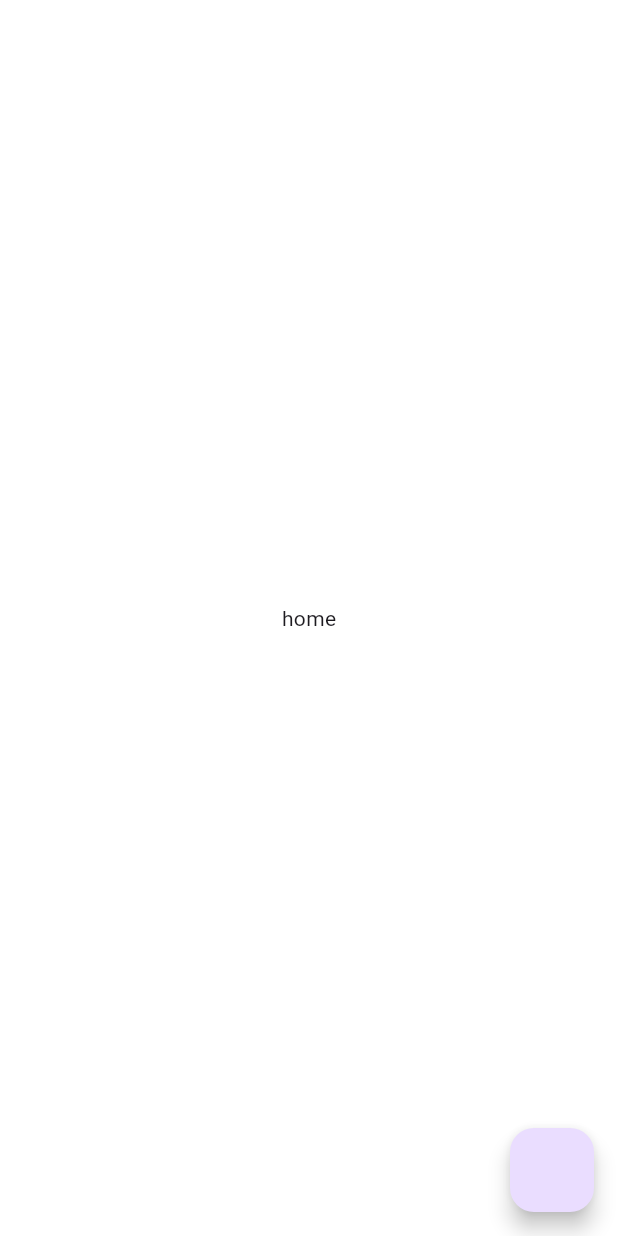
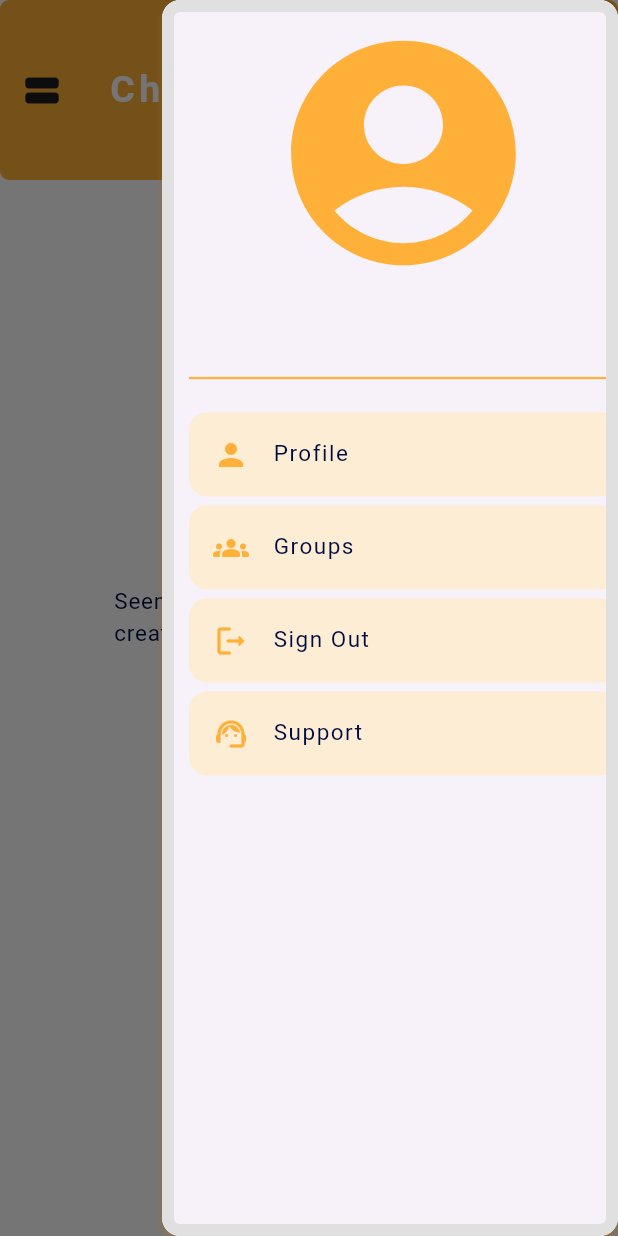
Before and after one commit to pratyushvaibhaw/ChatWise, a Flutter app: the HomePage screen opened by its route, with the side drawer open (before the commit the screen has no drawer), on a phone screen of 412 x 824 dp. Run offline on Flutter 3.47's test engine with Material 3 defaults, Android fonts, the phone set to English and light mode, and no system bars; our stand-ins replace cloud_firestore, firebase_auth, firebase_core, fluttertoast, form_field_validator, google_fonts and 2 more; accounts and stored records are empty.

Commit message:
second_commit | group creation implemented

```diff
--- a/lib/main.dart
+++ b/lib/main.dart
@@ -1,10 +1,12 @@
 import 'package:chatwise/pages/home_page.dart';
 import 'package:chatwise/pages/login_page.dart';
+import 'package:chatwise/pages/profile_page.dart';
 import 'package:chatwise/pages/signup_page.dart';
 import 'package:chatwise/pages/splash_page.dart';
 import 'package:chatwise/providers/auth_provider.dart';
 import 'package:chatwise/providers/color_provider.dart';
 import 'package:chatwise/providers/loading_provider.dart';
+import 'package:chatwise/providers/string_provider.dart';
 import 'package:chatwise/res/colors.dart';
 import 'package:flutter/material.dart';
 import 'package:firebase_core/firebase_core.dart';
@@ -32,18 +34,21 @@ class MyApp extends StatelessWidget {
         ChangeNotifierProvider(create: (_) => AuthProvider()),
         ChangeNotifierProvider(create: (_) => ColorProvider()),
         ChangeNotifierProvider(create: (_) => LoadingProvider()),
+        ChangeNotifierProvider(create: (_) => StringProvider()),
       ],
       child: MaterialApp(
-
         initialRoute: 'splash',
         routes: {
           'home': (context) => const HomePage(),
           'splash': (context) => const SplashPage(),
           'login': (context) => const LoginPage(),
           'signup': (context) => const SignUpPage(),
+          'profile': (context) => const ProfilePage()
         },
         title: 'Flutter Demo',
         theme: ThemeData(
+          highlightColor: oranget2,
+          splashColor: oranget2,
           iconTheme: IconThemeData(color: oranget1),
           scaffoldBackgroundColor: white,
         ),
--- a/lib/pages/home_page.dart
+++ b/lib/pages/home_page.dart
@@ -1,5 +1,18 @@
+import 'package:chatwise/providers/string_provider.dart';
+import 'package:chatwise/res/colors.dart';
+import 'package:chatwise/res/dimensions.dart';
+import 'package:chatwise/res/textstyle.dart';
 import 'package:chatwise/services/auths/auth_service.dart';
+import 'package:chatwise/services/auths/user_session.dart';
+import 'package:chatwise/services/database_service.dart';
+import 'package:chatwise/widgets/create_group_dialog.dart';
+import 'package:chatwise/widgets/noGroupWidget.dart';
+
+import 'package:chatwise/widgets/user_drawer.dart';
+import 'package:firebase_auth/firebase_auth.dart';
+import 'package:firebase_core/firebase_core.dart';
 import 'package:flutter/material.dart';
+import 'package:provider/provider.dart';
 
 class HomePage extends StatefulWidget {
   const HomePage({super.key});
@@ -10,15 +23,137 @@ class HomePage extends StatefulWidget {
 
 class _HomePageState extends State<HomePage> {
   final AuthService _authService = AuthService();
+
+  Stream? groups;
+  void initState() {
+    super.initState();
+    getUserData();
+  }
+
+  getUserData() async {
+    await DataBaseService(uid: FirebaseAuth.instance.currentUser!.uid)
+        .getUserGroup()
+        .then((snapshots) {
+      groups = snapshots;
+    });
+  }
+
   @override
   Widget build(BuildContext context) {
+    setNameEmail();
+
     return Scaffold(
-      body: Center(
-        child: Text('home'),
+      endDrawer: UserDrawer(authService: _authService),
+      appBar: AppBar(
+          shape: RoundedRectangleBorder(
+              borderRadius: BorderRadius.circular(twelve * .5)),
+          actions: [
+            IconButton(
+                onPressed: () {},
+                icon: Icon(
+                  Icons.search_rounded,
+                  size: twelve * 2.5,
+                ))
+          ],
+          leading: Builder(builder: (context) {
+            return IconButton(
+                onPressed: () {
+                  Scaffold.of(context).openEndDrawer();
+                },
+                icon: Icon(
+                  Icons.view_stream,
+                  size: twelve * 2.5,
+                ));
+          }),
+          toolbarHeight: twelve * 10,
+          automaticallyImplyLeading: false,
+          elevation: 0,
+          backgroundColor: oranget1,
+          title: Text(
+            'ChatWise',
+            style: googleaBeeZee(white, 25, FontWeight.bold),
+          )),
+      body: groupStream(),
+      floatingActionButton: FloatingActionButton(
+        elevation: 1.5,
+        tooltip: 'new group',
+        backgroundColor: white,
+        foregroundColor: bluet2,
+        shape: RoundedRectangleBorder(
+            borderRadius: BorderRadius.circular(twelve * 1.5),
+            side: BorderSide(color: oranget1, width: 1.2)),
+        onPressed: () {
+          createGroupDialog(
+            context,
+            () {},
+          );
+        },
+        child: Icon(
+          Icons.group_add_rounded,
+          size: twelve * 2.5,
+        ),
       ),
-      floatingActionButton: FloatingActionButton(onPressed: () {
-        _authService.signout();
-      }),
     );
   }
+
+  groupStream() {
+    return StreamBuilder(
+        stream: groups,
+        builder: ((context, AsyncSnapshot snapshot) {
+          if (snapshot.hasData) {
+            if (snapshot.data['groups'] != null &&
+                snapshot.data['groups'].length != 0) {
+              var data = snapshot.data['groups'];
+              return ListView.builder(
+                itemBuilder: ((context, index) {
+                  return Container(
+                    height: 75,
+                    margin: const EdgeInsets.only(top: 2, bottom: 2),
+                    child: ListTile(
+                      shape: RoundedRectangleBorder(
+                          borderRadius: BorderRadius.circular(12)),
+                      tileColor: oranget2,
+                      leading: CircleAvatar(
+                        foregroundColor: bluet2,
+                        backgroundColor: white,
+                        child: Center(
+                            child: Text(
+                          data[index].toString().substring(0, 1),
+                          style: googleaBeeZee(bluet2, 16, FontWeight.w300),
+                        )),
+                      ),
+                      title: Text(
+                        data[index].toString(),
+                        style: googleaBeeZee(bluet2, 18, FontWeight.w300,
+                            spacing: 0),
+                      ),
+                    ),
+                  );
+                }),
+                itemCount: snapshot.data['groups'].length,
+              );
+            } else {
+              return noGroupWidget();
+            }
+          } else {
+            return Center(
+              child: CircularProgressIndicator(
+                color: oranget1,
+              ),
+            );
+          }
+        }));
+  }
+
+  setNameEmail() async {
+    // this is how we can pass a value of Future <String?> to a String variable;
+
+    final stringProvider = Provider.of<StringProvider>(context);
+    await UserSession.getEmail().then((value) {
+      stringProvider.setEmail(value!);
+    });
+    await UserSession.getName().then((value) {
+      stringProvider.setName(value!);
+    });
+  }
 }
--- a/lib/pages/splash_page.dart
+++ b/lib/pages/splash_page.dart
@@ -25,7 +25,6 @@ class _SplashPageState extends State<SplashPage> {
 
   @override
   Widget build(BuildContext context) {
-    debugPrint('build splascreen');
     final colorProvider = Provider.of<ColorProvider>(context, listen: false);
     Timer.periodic(const Duration(milliseconds: 1000), (timer) {
       colorProvider.setNum();
--- /dev/null
+++ b/lib/providers/string_provider.dart
@@ -0,0 +1,16 @@
+import 'package:flutter/material.dart';
+
+class StringProvider with ChangeNotifier {
+  String _email = '';
+  String _name = '';
+  String get email => _email;
+  String get name => _name;
+  void setEmail(String str) {
+    _email = str;
+    notifyListeners();
+  }
+  void setName(String str) {
+    _name = str;
+    notifyListeners();
+  }
+}
--- a/lib/res/colors.dart
+++ b/lib/res/colors.dart
@@ -2,6 +2,7 @@ import 'package:flutter/material.dart';
 
 Color white = Colors.white;
 Color oranget1 = const Color.fromARGB(255, 255, 176, 57);
-Color bluet2 = Color.fromARGB(255, 0, 11, 65);
+Color bluet2 = const Color.fromARGB(255, 0, 11, 65);
 Color black = Colors.black;
 Color grey = Colors.grey;
+Color oranget2 = const Color.fromARGB(255, 253, 237, 213);
--- a/lib/services/auths/user_session.dart
+++ b/lib/services/auths/user_session.dart
@@ -26,4 +26,14 @@ class UserSession {
     SharedPreferences sf = await SharedPreferences.getInstance();
     return sf.getBool(userLoggedInKey);
   }
+
+  static Future<String?> getEmail() async {
+    SharedPreferences sf = await SharedPreferences.getInstance();
+    return sf.getString(userEmailKey);
+  }
+
+  static Future<String?> getName() async {
+    SharedPreferences sf = await SharedPreferences.getInstance();
+    return sf.getString(userNameKey);
+  }
 }
--- a/lib/utils/utils.dart
+++ b/lib/utils/utils.dart
@@ -24,7 +24,7 @@ showSnackBar(BuildContext context, String msg, Color color) {
 }
 
 void nextPage(BuildContext context, String pagename) {
-  if (pagename == 'login' || pagename == 'signup') {
+  if (pagename == 'login' || pagename == 'signup' || pagename == 'home') {
     Navigator.pushReplacementNamed(context, pagename);
   } else {
     Navigator.pushNamed(context, pagename);
--- /dev/null
+++ b/lib/widgets/noGroupWidget.dart
@@ -0,0 +1,35 @@
+import 'package:chatwise/res/colors.dart';
+import 'package:chatwise/res/textstyle.dart';
+import 'package:flutter/material.dart';
+
+noGroupWidget() {
+  return Center(
+    child: Column(
+      mainAxisAlignment: MainAxisAlignment.start,
+      crossAxisAlignment: CrossAxisAlignment.center,
+      children: [
+        const SizedBox(
+          height: 175,
+        ),
+        Icon(
+          Icons.groups_3,
+          color: grey,
+          size: 75,
+        ),
+        const SizedBox(
+          height: 20,
+        ),
+        Text(
+          'Seems like you are not in any group, \ncreate or join any group',
+          style: googleaBeeZee(
+            bluet2,
+            15,
+            FontWeight.w400,
+            spacing: .5,
+          ),
+          textAlign: TextAlign.justify,
+        )
+      ],
+    ),
+  );
+}
--- /dev/null
+++ b/lib/widgets/user_drawer.dart
@@ -0,0 +1,132 @@
+import 'package:chatwise/providers/string_provider.dart';
+import 'package:chatwise/res/colors.dart';
+import 'package:chatwise/res/dimensions.dart';
+import 'package:chatwise/res/textstyle.dart';
+import 'package:chatwise/services/auths/auth_service.dart';
+import 'package:chatwise/utils/utils.dart';
+import 'package:chatwise/widgets/log_out_dialog.dart';
+import 'package:flutter/material.dart';
+import 'package:provider/provider.dart';
+
+class UserDrawer extends StatelessWidget {
+  const UserDrawer({
+    super.key,
+    required AuthService authService,
+  }) : _authService = authService;
+
+  final AuthService _authService;
+
+  @override
+  Widget build(BuildContext context) {
+    return Drawer(
+      elevation: ten * .2,
+      shadowColor: oranget1,
+      shape: RoundedRectangleBorder(
+          borderRadius: BorderRadius.circular(twelve),
+          side: BorderSide(color: Colors.grey.shade300, width: ten * .8)),
+      child: Padding(
+        padding: EdgeInsets.only(left: twelve * 1.5, top: twelve),
+        child: ListView(
+          children: [
+            Icon(
+              Icons.account_circle_rounded,
+              size: twelve * 15,
+            ),
+            SizedBox(
+              height: ten * 1.5,
+            ),
+            Consumer<StringProvider>(builder: (context, value, child) {
+              return Text(
+                value.name,
+                textAlign: TextAlign.center,
+                style: googleaBeeZee(bluet2, 15, FontWeight.w400, spacing: 1),
+              );
+            }),
+            SizedBox(
+              height: ten * 1.5,
+            ),
+            Divider(
+              thickness: 1.5,
+              color: oranget1,
+            ),
+            SizedBox(
+              height: ten * 1.5,
+            ),
+            ListTile(
+              onTap: () {
+                nextPage(context, 'profile');
+              },
+              tileColor: oranget2,
+              shape: RoundedRectangleBorder(
+                  borderRadius: BorderRadius.circular(twelve)),
+              leading: Icon(
+                Icons.person,
+                color: oranget1,
+              ),
+              title: Text(
+                'Profile',
+                style: googleaBeeZee(bluet2, 15, FontWeight.w400, spacing: 1),
+              ),
+            ),
+            SizedBox(
+              height: ten * .6,
+            ),
+            ListTile(
+              tileColor: oranget2,
+              shape: RoundedRectangleBorder(
+                  borderRadius: BorderRadius.circular(twelve)),
+              leading: Icon(
+                Icons.groups_rounded,
+                color: oranget1,
+              ),
+              title: Text(
+                'Groups',
+                style: googleaBeeZee(bluet2, 15, FontWeight.w400, spacing: 1),
+              ),
+            ),
+            SizedBox(
+              height: ten * .6,
+            ),
+            ListTile(
+              tileColor: oranget2,
+              shape: RoundedRectangleBorder(
+                  borderRadius: BorderRadius.circular(twelve)),
+              onTap: () {
+                logOutDialog(context, () {
+                  _authService.signout().then((value) {
+                    nextPage(context, 'login');
+                  });
+                });
+              },
+              leading: Icon(
+                Icons.logout_rounded,
+                color: oranget1,
+              ),
+              title: Text(
+                'Sign Out',
+                style: googleaBeeZee(bluet2, 15, FontWeight.w400, spacing: 1),
+              ),
+            ),
+            SizedBox(
+              height: ten * .6,
+            ),
+            ListTile(
+              tileColor: oranget2,
+              shape: RoundedRectangleBorder(
+                  borderRadius: BorderRadius.circular(twelve)),
+              onTap: () {},
+              leading: Icon(
+                Icons.support_agent_rounded,
+                color: oranget1,
+              ),
+              title: Text(
+                'Support',
+                style: googleaBeeZee(bluet2, 15, FontWeight.w400, spacing: 1),
+              ),
+            ),
+          ],
+        ),
+      ),
+    );
+  }
+}
--- a/pubspec.yaml
+++ b/pubspec.yaml
@@ -46,6 +46,7 @@ dependencies:
   provider: ^6.1.1
   google_fonts: ^6.1.0
   form_validator: ^2.1.1
+  url_launcher: ^6.2.2
 
 dev_dependencies:
   flutter_test:
```
Also changed, not shown: lib/pages/login_page.dart (+5 -2 lines), lib/pages/profile_page.dart (added, +123 -0 lines), lib/pages/signup_page.dart (+6 -2 lines), lib/services/database_service.dart (+28 -1 lines), lib/widgets/create_group_dialog.dart (added, +107 -0 lines), lib/widgets/log_out_dialog.dart (added, +42 -0 lines), pubspec.lock.
